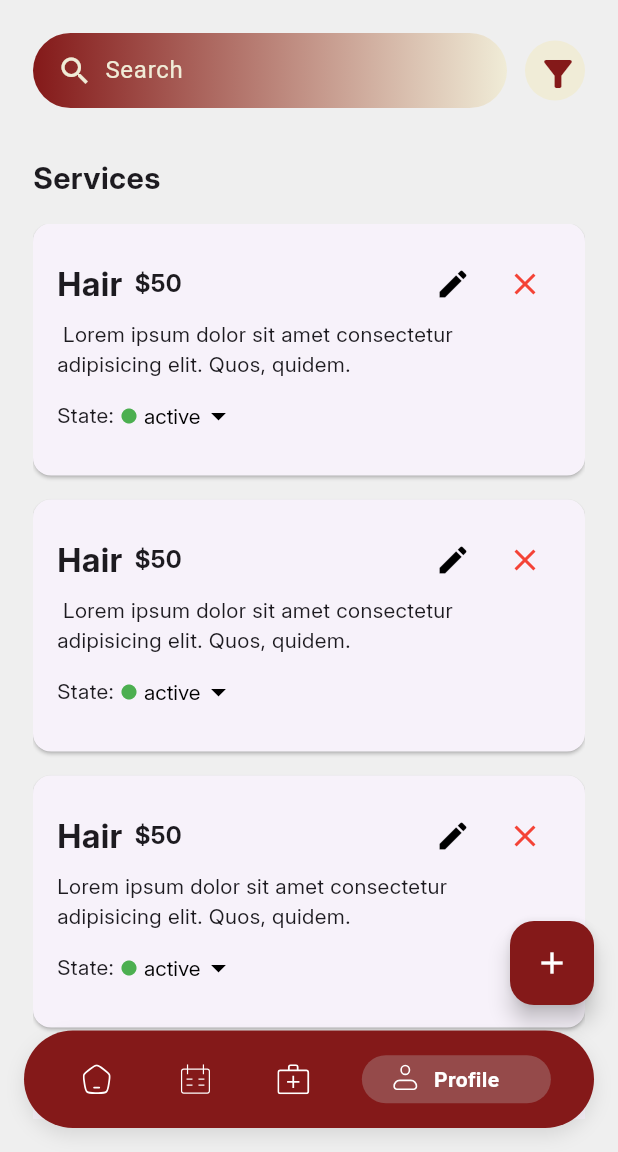
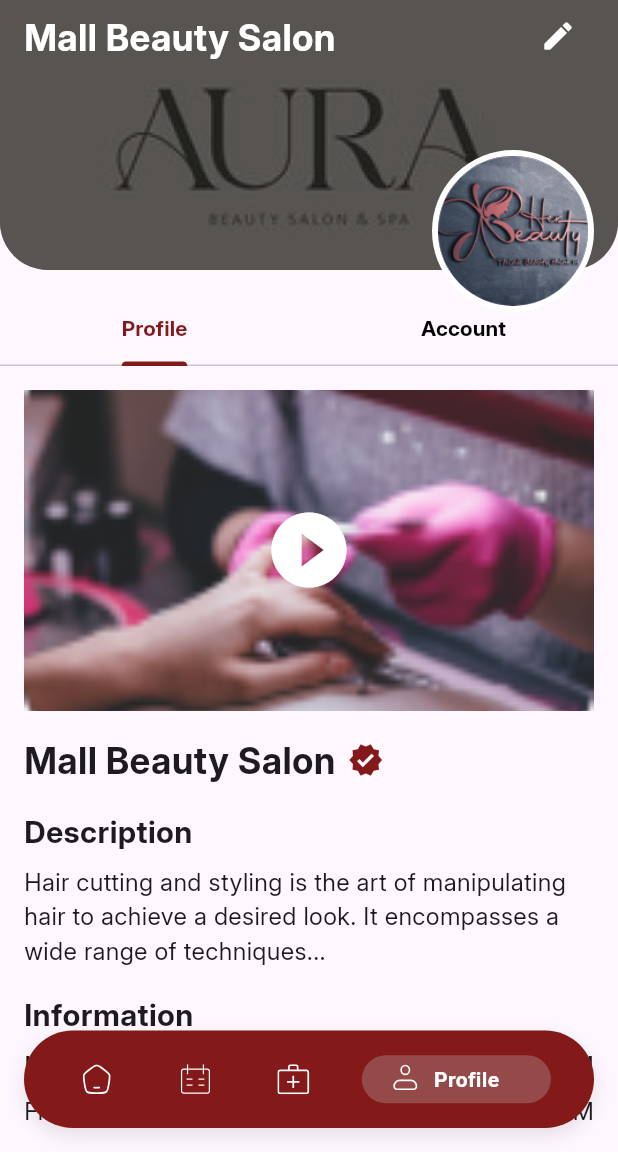
Before and after one commit to ahmed-hany-ashourgroup/rakli_salons_app, a Flutter app: the HomeView screen opened by its route, item 4 of the bottom bar chosen, on a phone screen of 412 x 824 dp, the part 84-1236 px from its top. Run offline on Flutter 3.47's test engine with Material 3 defaults, Android fonts, the phone set to English and light mode, and no system bars; our stand-ins replace bloc, dartz, dio, fl_chart, flutter_bloc, flutter_svg and 8 more; project files that could hold a hidden picture were left out.

Commit message:
Add cover and profile photo images, update theme, and refactor user model
- Added cover.png and profilephoto.png images to the assets.
- Updated the AppTheme to include a scaffold background color.
- Renamed UserModel to SalonUserModel and added image and cover fields.
- Updated related cubits and states to use SalonUserModel.
- Added a new ProfileView to the home views.

```diff
--- a/lib/core/theme/theme_constants.dart
+++ b/lib/core/theme/theme_constants.dart
@@ -9,9 +9,9 @@
 
 class AppTheme {
   final lightTheme = ThemeData(
-    primaryColor: Color(0xffE8BD81),
-    brightness: Brightness.light,
-  );
+      primaryColor: Color(0xffE8BD81),
+      brightness: Brightness.light,
+      scaffoldBackgroundColor: Color(0xffEFEFEF));
   final darkTheme = ThemeData(
     primaryColor: Color(0xffE8BD81),
     brightness: Brightness.dark,
--- a/lib/core/utils/assets.dart
+++ b/lib/core/utils/assets.dart
@@ -17,6 +17,10 @@
   /// Assets for assetsImagesCart
   /// assets/images/cart.svg
   static const String assetsImagesCart = "assets/images/cart.svg";
+
+  /// Assets for assetsImagesCover
+  /// assets/images/cover.png
+  static const String assetsImagesCover = "assets/images/cover.png";
 
   /// Assets for assetsImagesDollarSignSvg
   /// assets/images/dollarSignSvg.svg
@@ -134,6 +138,10 @@
   /// assets/images/profileSvg.svg
   static const String assetsImagesProfileSvg = "assets/images/profileSvg.svg";
 
+  /// Assets for assetsImagesProfilephoto
+  /// assets/images/profilephoto.png
+  static const String assetsImagesProfilephoto = "assets/images/profilephoto.png";
+
   /// Assets for assetsImagesRingbill
   /// assets/images/ringbill.svg
   static const String assetsImagesRingbill = "assets/images/ringbill.svg";
--- a/lib/features/auth/data/models/user_model.dart
+++ b/lib/features/auth/data/models/user_model.dart
@@ -1,4 +1,4 @@
-class UserModel {
+class SalonUserModel {
   int? id;
   String? name;
   String? email;
@@ -9,8 +9,10 @@
   DateTime? createdAt;
   DateTime? updatedAt;
   String? token;
+  String? image;
+  String? cover;
 
-  UserModel({
+  SalonUserModel({
     this.id,
     this.name,
     this.email,
@@ -21,12 +23,15 @@
     this.password,
     this.token,
     this.address,
+    this.image,
+    this.cover,
   });
 
-  UserModel.fromJson(Map<String, dynamic> json) {
+  SalonUserModel.fromJson(Map<String, dynamic> json) {
     final userData = json['data']?['user'] ?? json['user'];
     if (userData != null) {
       id = userData['id'];
+
       name = userData['name'];
       email = userData['email'];
       phone = userData['phone'];
@@ -37,6 +42,8 @@
       updatedAt = userData['updated_at'] != null
           ? DateTime.parse(userData['updated_at'])
           : null;
+      image = userData['image'];
+      cover = userData['cover'];
     }
     // Check both possible token locations
     token = json['data']?['token'] ?? json['token'];
@@ -52,6 +59,8 @@
         'verification_code': verificationCode,
         'created_at': createdAt?.toIso8601String(),
         'updated_at': updatedAt?.toIso8601String(),
+        'image': image,
+        'cover': cover
       },
       'token': token,
     };
--- a/lib/features/auth/manager/confirmation_code_cubit/confirmation_code_cubit.dart
+++ b/lib/features/auth/manager/confirmation_code_cubit/confirmation_code_cubit.dart
@@ -19,7 +19,7 @@
         "email": SalonsUserCubit.user.email,
         "verification_code": code
       });
-      emit(ConfirmationCodeSuccess(user: UserModel.fromJson(response)));
+      emit(ConfirmationCodeSuccess(user: SalonUserModel.fromJson(response)));
       Logger.info(response.toString());
     } catch (e) {
       emit(ConfirmationCodeFailed(errMessage: e.toString()));
@@ -34,7 +34,7 @@
             "email": SalonsUserCubit.user.email,
             "verification_code": code
           });
-      emit(ConfirmationCodeSuccess(user: UserModel.fromJson(response)));
+      emit(ConfirmationCodeSuccess(user: SalonUserModel.fromJson(response)));
       Logger.info(response.toString());
     } catch (e) {
       emit(ConfirmationCodeFailed(errMessage: e.toString()));
@@ -47,7 +47,7 @@
       emit(ConfirmationCodeLoading());
       final response = await _apiService.post('auth/verify-reset-code',
           data: {"email": email, "reset_code": code});
-      emit(ConfirmationCodeSuccess(user: UserModel.fromJson(response)));
+      emit(ConfirmationCodeSuccess(user: SalonUserModel.fromJson(response)));
       Logger.info(response.toString());
     } catch (e) {
       emit(ConfirmationCodeFailed(errMessage: e.toString()));
--- a/lib/features/auth/manager/confirmation_code_cubit/confirmation_code_state.dart
+++ b/lib/features/auth/manager/confirmation_code_cubit/confirmation_code_state.dart
@@ -6,7 +6,7 @@
 final class ConfirmationCodeInitial extends ConfirmationCodeState {}
 
 final class ConfirmationCodeSuccess extends ConfirmationCodeState {
-  final UserModel user;
+  final SalonUserModel user;
 
   ConfirmationCodeSuccess({required this.user});
 }
--- a/lib/features/auth/manager/login_cubit/login_cubit.dart
+++ b/lib/features/auth/manager/login_cubit/login_cubit.dart
@@ -16,7 +16,7 @@
   LoginCubit() : super(LoginInitial());
   final ApiService _apiService = getIt<ApiService>();
 
-  Future<Either<Failure, UserModel>> login(
+  Future<Either<Failure, SalonUserModel>> login(
       String email, String password) async {
     emit(LoginLoading());
     try {
@@ -33,7 +33,7 @@
         );
       }
 
-      final userModel = UserModel.fromJson(response);
+      final userModel = SalonUserModel.fromJson(response);
       SalonsUserCubit.user = userModel;
       Logger.info('UserModel: $userModel');
       emit(LoginSuccess(user: userModel));
--- a/lib/features/auth/manager/login_cubit/login_state.dart
+++ b/lib/features/auth/manager/login_cubit/login_state.dart
@@ -8,7 +8,7 @@
 final class LoginLoading extends LoginState {}
 
 final class LoginSuccess extends LoginState {
-  final UserModel user;
+  final SalonUserModel user;
   LoginSuccess({required this.user});
 }
 
--- a/lib/features/auth/manager/user_cubit/user_cubit.dart
+++ b/lib/features/auth/manager/user_cubit/user_cubit.dart
@@ -6,5 +6,5 @@
 
 class SalonsUserCubit extends Cubit<UserState> {
   SalonsUserCubit() : super(UserInitial());
-  static UserModel user = UserModel();
+  static SalonUserModel user = SalonUserModel();
 }
--- a/lib/features/home/views/home_view.dart
+++ b/lib/features/home/views/home_view.dart
@@ -4,6 +4,7 @@
 import 'package:rakli_salons_app/core/customs/custom_drawer.dart';
 import 'package:rakli_salons_app/features/home/views/appointments_view.dart';
 import 'package:rakli_salons_app/features/home/views/home_content.dart';
+import 'package:rakli_salons_app/features/home/views/prfofile_view.dart';
 import 'package:rakli_salons_app/features/home/views/services_view.dart';
 
 class HomeView extends StatefulWidget {
@@ -20,6 +21,7 @@
     const HomeContent(),
     const AppointmentsView(),
     const ServicesView(),
+    const ProfileView()
   ];
 
   final PageController _pageController = PageController();
--- /dev/null
+++ b/lib/features/home/views/prfofile_view.dart
@@ -0,0 +1,441 @@
+import 'package:flutter/material.dart';
+import 'package:flutter_svg/flutter_svg.dart';
+import 'package:rakli_salons_app/core/theme/theme_constants.dart';
+import 'package:rakli_salons_app/core/utils/app_styles.dart';
+import 'package:rakli_salons_app/core/utils/assets.dart';
+
+class ProfileView extends StatelessWidget {
+  const ProfileView({super.key});
+
+  @override
+  Widget build(BuildContext context) {
+    return DefaultTabController(
+      length: 2,
+      child: Scaffold(
+        body: Column(
+          children: [
+            Stack(
+              clipBehavior: Clip.none, // Allows profile photo to overflow
+              children: [
+                // Cover photo with black overlay
+                SizedBox(
+                  height: 180, // Adjust height as needed
+                  width: double.infinity,
+                  child: Stack(
+                    children: [
+                      // Black background
+                      Container(
+                        decoration: BoxDecoration(
+                          borderRadius: BorderRadius.only(
+                            bottomLeft: Radius.circular(32),
+                            bottomRight: Radius.circular(32),
+                          ),
+                          color: Colors.black,
+                        ),
+                      ),
+                      // Cover image with opacity
+                      Opacity(
+                        opacity: 0.7, // Adjust opacity as needed
+                        child: Container(
+                          decoration: BoxDecoration(
+                            borderRadius: BorderRadius.only(
+                              bottomLeft: Radius.circular(32),
+                              bottomRight: Radius.circular(32),
+                            ),
+                            image: DecorationImage(
+                              image: AssetImage(Assets.assetsImagesCover),
+                              fit: BoxFit.cover,
+                            ),
+                          ),
+                        ),
+                      ),
+                      // Edit button
+                      Positioned(
+                        top: MediaQuery.of(context).padding.top,
+                        right: 16,
+                        child: IconButton(
+                          icon: Icon(Icons.edit_rounded, color: Colors.white),
+                          onPressed: () {},
+                        ),
+                      ),
+                      // Salon data
+                      Positioned(
+                        top: MediaQuery.of(context).padding.top + 8,
+                        left: 16,
+                        child: Column(
+                          crossAxisAlignment: CrossAxisAlignment.start,
+                          children: [
+                            Text(
+                              'Mall Beauty Salon',
+                              style: AppStyles.bold24
+                                  .copyWith(color: Colors.white),
+                            ),
+                            SizedBox(height: 4),
+                          ],
+                        ),
+                      ),
+                    ],
+                  ),
+                ),
+                // Profile photo
+                Positioned(
+                  right: 16,
+                  top: 100, // Adjust this value to position the profile photo
+                  child: Container(
+                    decoration: BoxDecoration(
+                      shape: BoxShape.circle,
+                      border: Border.all(color: Colors.white, width: 4),
+                    ),
+                    child: CircleAvatar(
+                      radius: 50,
+                      backgroundImage:
+                          AssetImage(Assets.assetsImagesProfilephoto),
+                    ),
+                  ),
+                ),
+              ],
+            ),
+            SizedBox(
+              height: 16,
+            ),
+            // Tab bar below cover photo
+            TabBar(
+              tabs: [
+                Tab(text: 'Profile'),
+                Tab(text: 'Account'),
+              ],
+              labelColor: kPrimaryColor,
+              labelStyle: AppStyles.bold14,
+              unselectedLabelColor: Colors.black,
+              indicatorColor: kPrimaryColor,
+            ),
+            // Tab view content
+            Expanded(
+              child: TabBarView(
+                children: [
+                  _buildProfileTab(),
+                  _buildAccountTab(),
+                ],
+              ),
+            ),
+          ],
+        ),
+      ),
+    );
+  }
+
+  Widget _buildAccountTab() {
+    return SingleChildScrollView(
+      padding: EdgeInsets.all(16),
+      child: Column(
+        crossAxisAlignment: CrossAxisAlignment.start,
+        children: [
+          // Favorite
+          CustomProfileTile(
+            iconPath: Assets.assetsImagesHeart, // Replace with your icon path
+            title: 'Favorite',
+            onTap: () {},
+            iconColor: Colors.white,
+          ),
+          // Change Password
+          CustomProfileTile(
+            iconPath: Assets.assetsImagesLock, // Replace with your icon path
+            title: 'Change Password',
+            onTap: () {},
+            iconColor: Colors.white,
+          ),
+          // Order
+          CustomProfileTile(
+            iconPath: Assets.assetsImagesOrder, // Replace with your icon path
+            title: 'Order',
+            onTap: () {},
+            iconColor: Colors.white,
+          ),
+          SizedBox(height: 20),
+          Text(
+            'Payment Cards',
+            style: AppStyles.medium20,
+          ),
+          SizedBox(height: 16),
+          _buildPaymentCard(
+            'Main Card',
+            'Visa **** **** **** 4587',
+          ),
+          _buildPaymentCard(
+            'Oscars Card',
+            'Visa **** **** **** 1234',
+          ),
+          SizedBox(height: 16),
+          _buildAddNewCardButton(),
+          SizedBox(height: 80),
+        ],
+      ),
+    );
+  }
+
+  Widget _buildProfileTab() {
+    return SingleChildScrollView(
+      child: Column(
+        crossAxisAlignment: CrossAxisAlignment.start,
+        children: [
+          // Video Section with Padding
+          Padding(
+            padding: EdgeInsets.all(16), // Added padding around the video
+            child: AspectRatio(
+              aspectRatio: 16 / 9,
+              child: Stack(
+                children: [
+                  Image.asset(
+                    Assets.assetsImagesSalon1,
+                    fit: BoxFit.cover,
+                    width: double.infinity,
+                  ),
+                  Center(
+                    child: Icon(
+                      Icons.play_circle_fill,
+                      size: 60,
+                      color: Colors.white,
+                    ),
+                  ),
+                ],
+              ),
+            ),
+          ),
+          // Salon Information Section
+          Padding(
+            padding: EdgeInsets.symmetric(horizontal: 16), // Horizontal padding
+            child: Column(
+              crossAxisAlignment: CrossAxisAlignment.start,
+              children: [
+                // Salon Name and Verified Icon
+                Row(
+                  children: [
+                    Text(
+                      'Mall Beauty Salon',
+                      style: AppStyles.bold24,
+                    ),
+                    SizedBox(width: 8),
+                    Icon(Icons.verified, color: kPrimaryColor),
+                  ],
+                ),
+                SizedBox(height: 16), // Spacing below salon name
+
+                // Description Section
+                _buildDescriptionSection(),
+                SizedBox(height: 16), // Spacing below description
+
+                // Information Section
+                _buildInformationSection(),
+                SizedBox(height: 16), // Spacing below information
+
+                // Location Section
+                _buildLocationSection(),
+                SizedBox(height: 16), // Spacing below location
+
+                // Distance Section
+                Row(
+                  children: [
+                    Icon(Icons.location_on, color: kPrimaryColor),
+                    SizedBox(width: 8),
+                    Text(
+                      '13 km', // Distance
+                      style: AppStyles.regular16,
+                    ),
+                  ],
+                ),
+                SizedBox(height: 16), // Spacing below distance
+
+                // Phone Number Section
+                Row(
+                  children: [
+                    Icon(Icons.phone, color: kPrimaryColor),
+                    SizedBox(width: 8),
+                    Text(
+                      '+20 11 5757 4822', // Phone number
+                      style: AppStyles.regular16,
+                    ),
+                  ],
+                ),
+                SizedBox(height: 32), // Spacing below phone number
+
+                // Social Media Section
+                _buildSocialMediaSection(),
+                SizedBox(height: 150), // Extra spacing at the bottom
+              ],
+            ),
+          ),
+        ],
+      ),
+    );
+  }
+
+  Widget _buildPaymentCard(String title, String number) {
+    return Card(
+      child: ListTile(
+        leading: Icon(Icons.credit_card, color: kPrimaryColor),
+        title: Text(title),
+        subtitle: Text(number),
+        trailing: Icon(Icons.arrow_forward_ios, size: 16),
+      ),
+    );
+  }
+
+  Widget _buildAddNewCardButton() {
+    return Container(
+      width: double.infinity,
+      padding: EdgeInsets.all(16),
+      decoration: BoxDecoration(
+        border: Border.all(color: kPrimaryColor),
+        borderRadius: BorderRadius.circular(8),
+      ),
+      child: Row(
+        mainAxisAlignment: MainAxisAlignment.center,
+        children: [
+          Icon(Icons.add, color: kPrimaryColor),
+          SizedBox(width: 8),
+          Text('Add New Card', style: TextStyle(color: kPrimaryColor)),
+        ],
+      ),
+    );
+  }
+
+  Widget _buildDescriptionSection() {
+    return Column(
+      crossAxisAlignment: CrossAxisAlignment.start,
+      children: [
+        Text(
+          'Description',
+          style: AppStyles.medium20,
+        ),
+        SizedBox(height: 8),
+        Text(
+          'Hair cutting and styling is the art of manipulating hair to achieve a desired look. It encompasses a wide range of techniques...',
+          style: AppStyles.regular16,
+        ),
+      ],
+    );
+  }
+
+  Widget _buildInformationSection() {
+    return Column(
+      crossAxisAlignment: CrossAxisAlignment.start,
+      children: [
+        Text(
+          'Information',
+          style: AppStyles.medium20,
+        ),
+        SizedBox(height: 8),
+        _buildTimeRow('Monday - Thursday', '10:00 AM - 11:00 PM'),
+        SizedBox(height: 8),
+        _buildTimeRow('Friday - Sunday', '01:00 PM - 11:00 PM'),
+      ],
+    );
+  }
+
+  Widget _buildLocationSection() {
+    return Column(
+      crossAxisAlignment: CrossAxisAlignment.start,
+      children: [
+        Text(
+          'Location',
+          style: AppStyles.medium20,
+        ),
+        SizedBox(height: 8),
+        Row(
+          children: [
+            Expanded(
+              child: Text(
+                'Great Pyramids Road, The Nile River Avenue ST',
+                style: AppStyles.regular16,
+              ),
+            ),
+            Icon(Icons.location_on, color: kPrimaryColor),
+          ],
+        ),
+      ],
+    );
+  }
+
+  Widget _buildTimeRow(String days, String hours) {
+    return Row(
+      mainAxisAlignment: MainAxisAlignment.spaceBetween,
+      children: [
+        Text(days, style: AppStyles.regular16),
+        Text(hours, style: AppStyles.regular16),
+      ],
+    );
+  }
+
+  Widget _buildSocialMediaSection() {
+    return Row(
+      mainAxisAlignment: MainAxisAlignment.spaceEvenly,
+      children: [
+        SvgPicture.asset(
+          Assets.assetsImagesFacebook,
+          height: 40,
+          colorFilter: ColorFilter.mode(kPrimaryColor, BlendMode.srcIn),
+        ),
+        SvgPicture.asset(
+          Assets.assetsImagesInsta,
+          height: 40,
+          colorFilter: ColorFilter.mode(kPrimaryColor, BlendMode.srcIn),
+        ),
+        SvgPicture.asset(
+          Assets.assetsImagesTiktok,
+          height: 40,
+          colorFilter: ColorFilter.mode(kPrimaryColor, BlendMode.srcIn),
+        ),
+        SvgPicture.asset(
+          Assets.assetsImagesYoutube,
+          height: 40,
+          colorFilter: ColorFilter.mode(kPrimaryColor, BlendMode.srcIn),
+        ),
+      ],
+    );
+  }
+}
+
+class CustomProfileTile extends StatelessWidget {
+  final String iconPath;
+  final String title;
+  final String? subtitle;
+  final VoidCallback? onTap;
+  final Color iconColor;
+
+  const CustomProfileTile({
+    super.key,
+    required this.iconPath,
+    required this.title,
+    this.subtitle,
+    this.onTap,
+    this.iconColor = Colors.white,
+  });
+
+  @override
+  Widget build(BuildContext context) {
+    return Column(
+      children: [
+        ListTile(
+          leading: Container(
+            height: 40,
+            width: 40,
+            padding: const EdgeInsets.all(8),
+            decoration: BoxDecoration(
+              borderRadius: BorderRadius.circular(10),
+              color: kPrimaryColor, // Use your primary color here
+            ),
+            child: SvgPicture.asset(
+              iconPath,
+              colorFilter: ColorFilter.mode(iconColor, BlendMode.srcIn),
+            ),
+          ),
+          title: Text(title),
+          subtitle: subtitle != null ? Text(subtitle!) : null,
+          trailing: const Icon(Icons.arrow_forward_ios),
+          onTap: onTap,
+        ),
+        const Divider(),
+      ],
+    );
+  }
+}
```
Also changed, not shown: assets/images/cover.png (added), assets/images/profilephoto.png (added).
